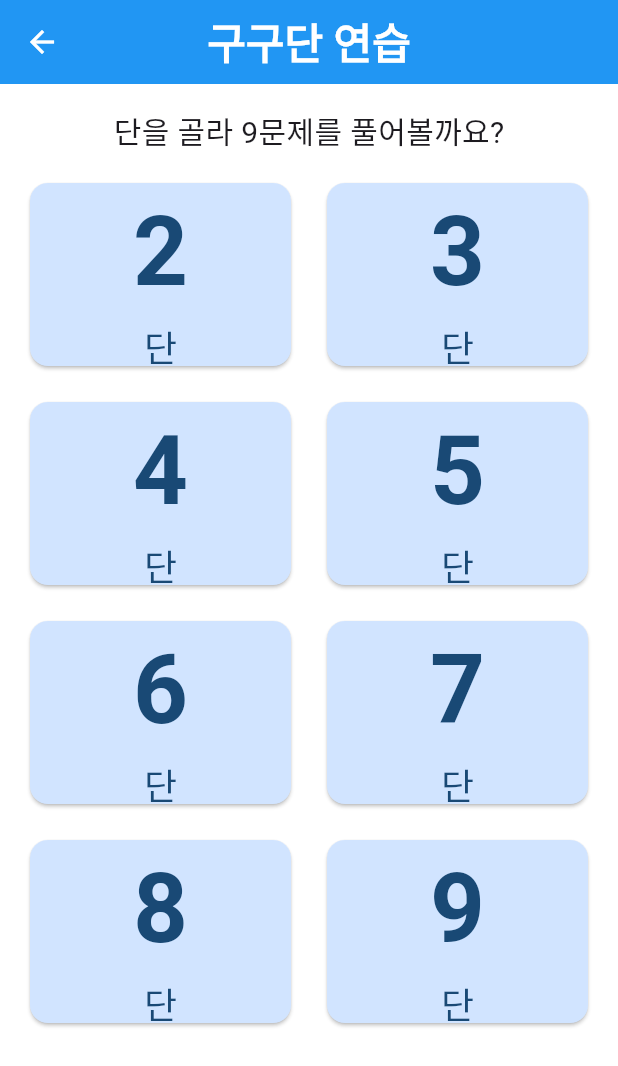
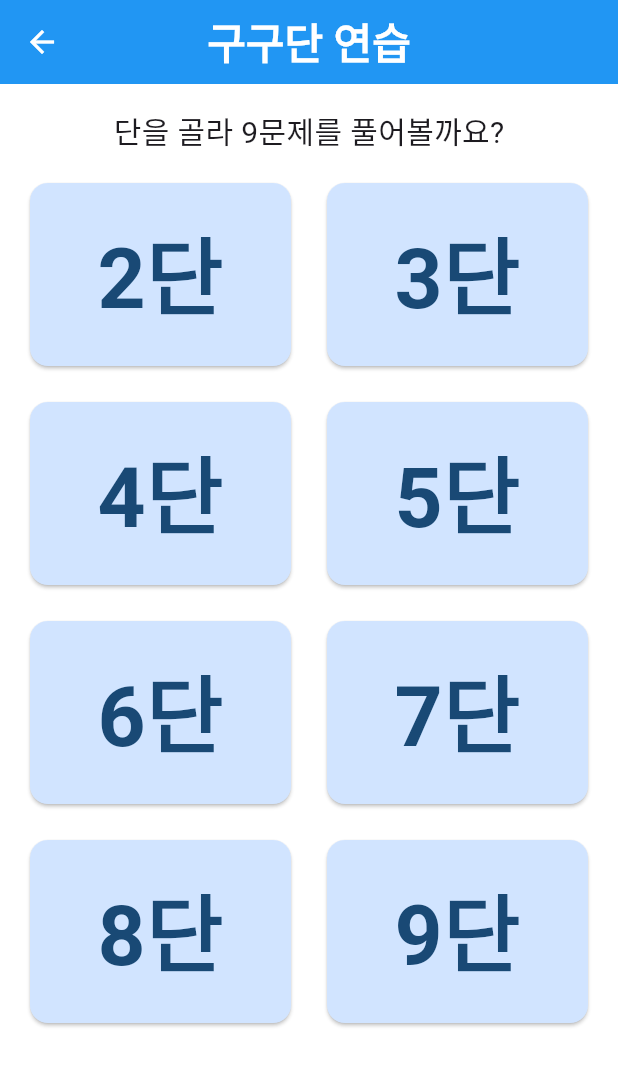
Before and after one commit to TaeSeungRyu/ChildrenMathGame, a Flutter app: the TimesTableSelectView screen opened by its route, on a phone screen of 412 x 824 dp. Shown: the top 1066 px of the screen. Run offline on Flutter 3.47's test engine with Material 3 defaults, Android fonts, the phone set to English and light mode, and no system bars; our stand-ins replace audioplayers, get, google_fonts, lottie, shared_preferences; accounts and stored records are empty; Roboto replaces fonts that are missing (Jua).

Commit message:
자녀용 수학 게임 with claudeCode - 26
1. 구구단 화면 레이아웃 조정

```diff
--- a/lib/app/modules/times_table_select/times_table_select_view.dart
+++ b/lib/app/modules/times_table_select/times_table_select_view.dart
@@ -68,25 +68,16 @@ class _TableTile extends StatelessWidget {
         onTap: onTap,
         borderRadius: BorderRadius.circular(12),
         child: Center(
-          child: Column(
-            mainAxisAlignment: MainAxisAlignment.center,
-            children: [
-              Text(
-                '$table',
-                style: TextStyle(
-                  fontSize: 64,
-                  fontWeight: FontWeight.bold,
-                  color: scheme.onPrimaryContainer,
-                ),
+          child: FittedBox(
+            fit: BoxFit.scaleDown,
+            child: Text(
+              '$table단',
+              style: TextStyle(
+                fontSize: 56,
+                fontWeight: FontWeight.bold,
+                color: scheme.onPrimaryContainer,
               ),
-              Text(
-                '단',
-                style: TextStyle(
-                  fontSize: 24,
-                  color: scheme.onPrimaryContainer,
-                ),
-              ),
-            ],
+            ),
           ),
         ),
       ),
```
